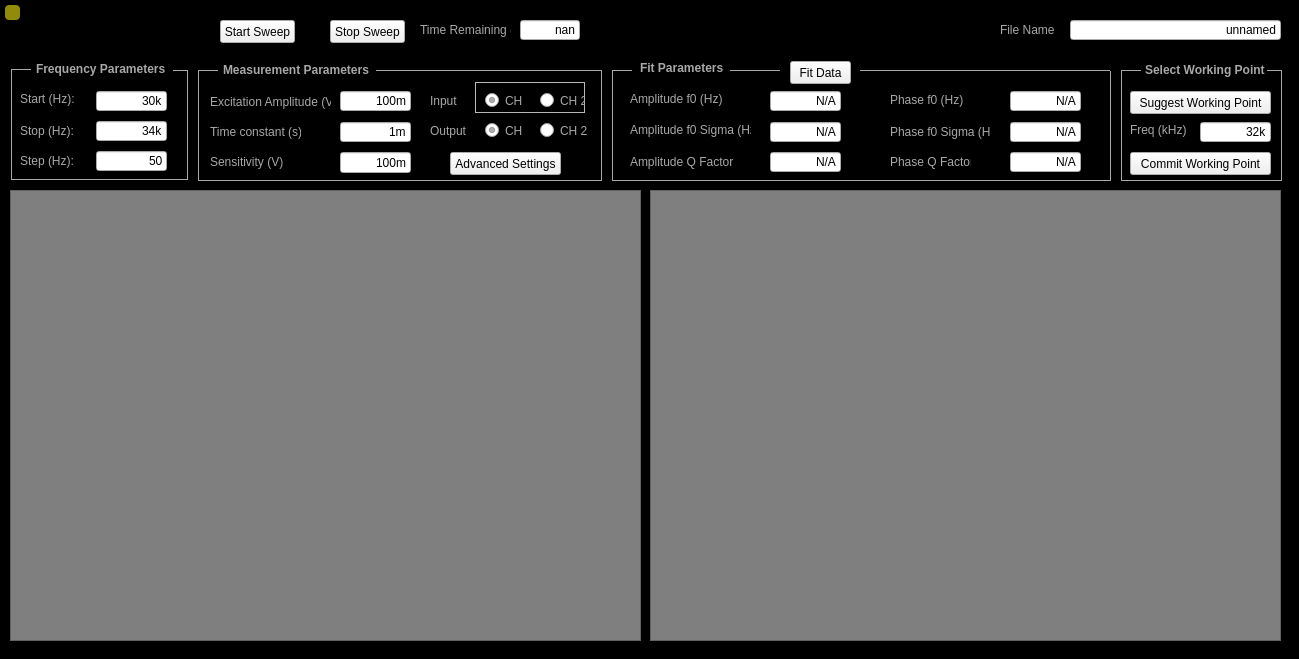
afylab/nanoSQUID-Scanning-Software, file Scanner GUI/TFCharacterizer/TFCharacterizer.ui: the form before one commit.
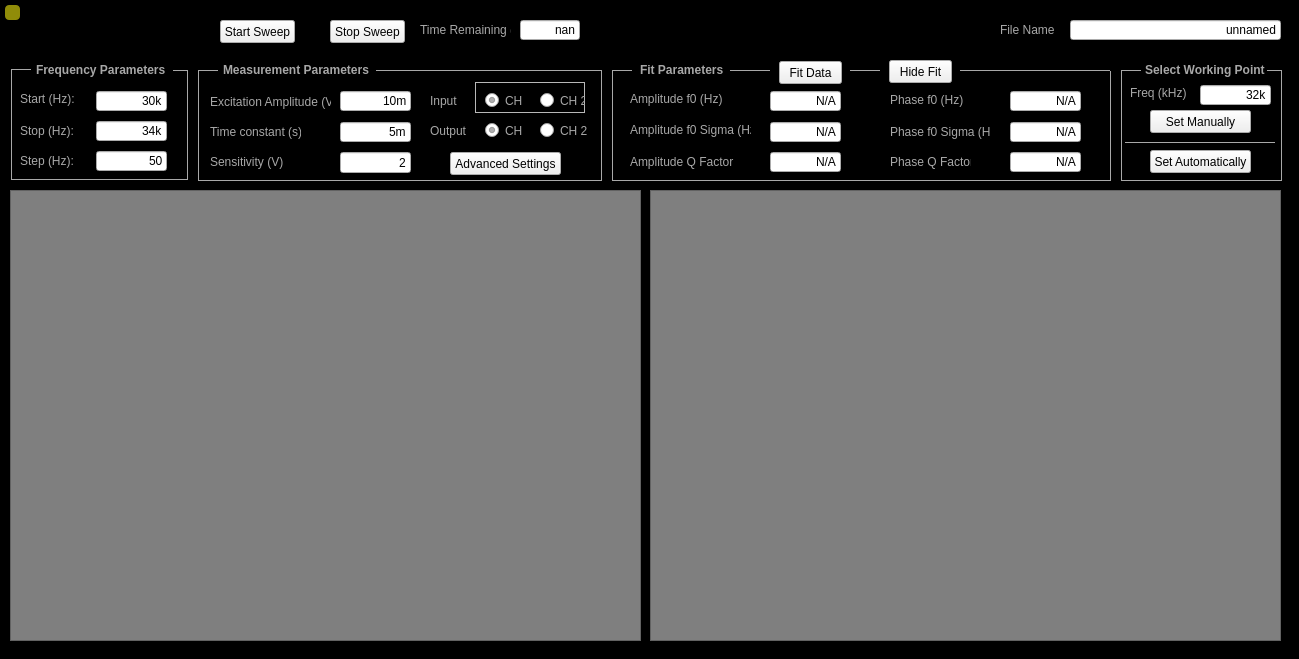
The form after the commit.

What changed in the file:
```diff
--- a/Scanner GUI/TFCharacterizer/TFCharacterizer.ui
+++ b/Scanner GUI/TFCharacterizer/TFCharacterizer.ui
@@ -151,7 +151,7 @@
      <string notr="true"/>
     </property>
     <property name="text">
-     <string>100m</string>
+     <string>10m</string>
     </property>
     <property name="alignment">
      <set>Qt::AlignRight|Qt::AlignTrailing|Qt::AlignVCenter</set>
@@ -216,7 +216,7 @@
     <property name="geometry">
      <rect>
       <x>36</x>
-      <y>61</y>
+      <y>62</y>
       <width>171</width>
       <height>16</height>
      </rect>
@@ -369,7 +369,7 @@
      </rect>
     </property>
     <property name="text">
-     <string>1m</string>
+     <string>5m</string>
     </property>
     <property name="alignment">
      <set>Qt::AlignRight|Qt::AlignTrailing|Qt::AlignVCenter</set>
@@ -640,7 +640,7 @@
      <string notr="true"/>
     </property>
     <property name="text">
-     <string>100m</string>
+     <string>2</string>
     </property>
     <property name="alignment">
      <set>Qt::AlignRight|Qt::AlignTrailing|Qt::AlignVCenter</set>
@@ -840,7 +840,7 @@
     <property name="geometry">
      <rect>
       <x>640</x>
-      <y>60</y>
+      <y>62</y>
       <width>91</width>
       <height>16</height>
      </rect>
@@ -947,7 +947,7 @@
      <rect>
       <x>730</x>
       <y>62</y>
-      <width>50</width>
+      <width>40</width>
       <height>16</height>
      </rect>
     </property>
@@ -985,9 +985,9 @@
    <widget class="QPushButton" name="push_fitData">
     <property name="geometry">
      <rect>
-      <x>790</x>
+      <x>779</x>
       <y>61</y>
-      <width>61</width>
+      <width>63</width>
       <height>23</height>
      </rect>
     </property>
@@ -998,9 +998,9 @@
    <widget class="Line" name="line_20">
     <property name="geometry">
      <rect>
-      <x>860</x>
+      <x>960</x>
       <y>62</y>
-      <width>250</width>
+      <width>150</width>
       <height>16</height>
      </rect>
     </property>
@@ -1262,21 +1262,21 @@
    <widget class="QPushButton" name="push_WorkingPoint">
     <property name="geometry">
      <rect>
-      <x>1130</x>
-      <y>152</y>
-      <width>141</width>
+      <x>1150</x>
+      <y>110</y>
+      <width>101</width>
       <height>23</height>
      </rect>
     </property>
     <property name="text">
-     <string>Commit Working Point</string>
+     <string>Set Manually</string>
     </property>
    </widget>
    <widget class="QLabel" name="label_working">
     <property name="geometry">
      <rect>
       <x>1130</x>
-      <y>122</y>
+      <y>85</y>
       <width>81</width>
       <height>16</height>
      </rect>
@@ -1294,7 +1294,7 @@
     <property name="geometry">
      <rect>
       <x>1200</x>
-      <y>122</y>
+      <y>85</y>
       <width>71</width>
       <height>20</height>
      </rect>
@@ -1402,14 +1402,69 @@
    <widget class="QPushButton" name="push_SuggestWorkingPoint">
     <property name="geometry">
      <rect>
-      <x>1130</x>
-      <y>91</y>
-      <width>141</width>
+      <x>1150</x>
+      <y>150</y>
+      <width>101</width>
       <height>23</height>
      </rect>
     </property>
     <property name="text">
-     <string>Suggest Working Point</string>
+     <string>Set Automatically</string>
+    </property>
+   </widget>
+   <widget class="Line" name="line_26">
+    <property name="geometry">
+     <rect>
+      <x>850</x>
+      <y>62</y>
+      <width>30</width>
+      <height>16</height>
+     </rect>
+    </property>
+    <property name="styleSheet">
+     <string notr="true">#line_26{
+color:rgb(168, 168, 168)
+}</string>
+    </property>
+    <property name="frameShadow">
+     <enum>QFrame::Plain</enum>
+    </property>
+    <property name="orientation">
+     <enum>Qt::Horizontal</enum>
+    </property>
+   </widget>
+   <widget class="QPushButton" name="push_showFit">
+    <property name="geometry">
+     <rect>
+      <x>889</x>
+      <y>60</y>
+      <width>63</width>
+      <height>23</height>
+     </rect>
+    </property>
+    <property name="text">
+     <string>Hide Fit</string>
+    </property>
+   </widget>
+   <widget class="Line" name="line_27">
+    <property name="geometry">
+     <rect>
+      <x>1125</x>
+      <y>134</y>
+      <width>150</width>
+      <height>16</height>
+     </rect>
+    </property>
+    <property name="styleSheet">
+     <string notr="true">#line_27{
+color:rgb(168, 168, 168)
+}</string>
+    </property>
+    <property name="frameShadow">
+     <enum>QFrame::Plain</enum>
+    </property>
+    <property name="orientation">
+     <enum>Qt::Horizontal</enum>
     </property>
    </widget>
   </widget>
```
Left out of the diff: 6 changed lines with no effect on the pictures.
